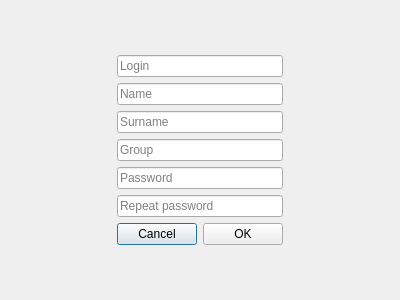
Old version of the form Project_files/regwindow.ui in the repository cry4alone/FacultativPRO.
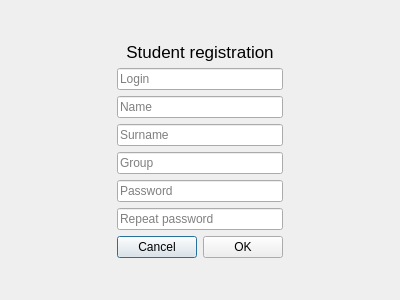
New version of the form.

Patch:
```diff
--- a/Project_files/regwindow.ui
+++ b/Project_files/regwindow.ui
@@ -42,6 +42,21 @@
    </item>
    <item row="1" column="1">
     <layout class="QVBoxLayout" name="verticalLayout">
+     <item>
+      <widget class="QLabel" name="label">
+       <property name="font">
+        <font>
+         <pointsize>13</pointsize>
+        </font>
+       </property>
+       <property name="text">
+        <string>Student registration</string>
+       </property>
+       <property name="alignment">
+        <set>Qt::AlignCenter</set>
+       </property>
+      </widget>
+     </item>
      <item>
       <widget class="QLineEdit" name="lineEditlogin">
        <property name="placeholderText">
```
